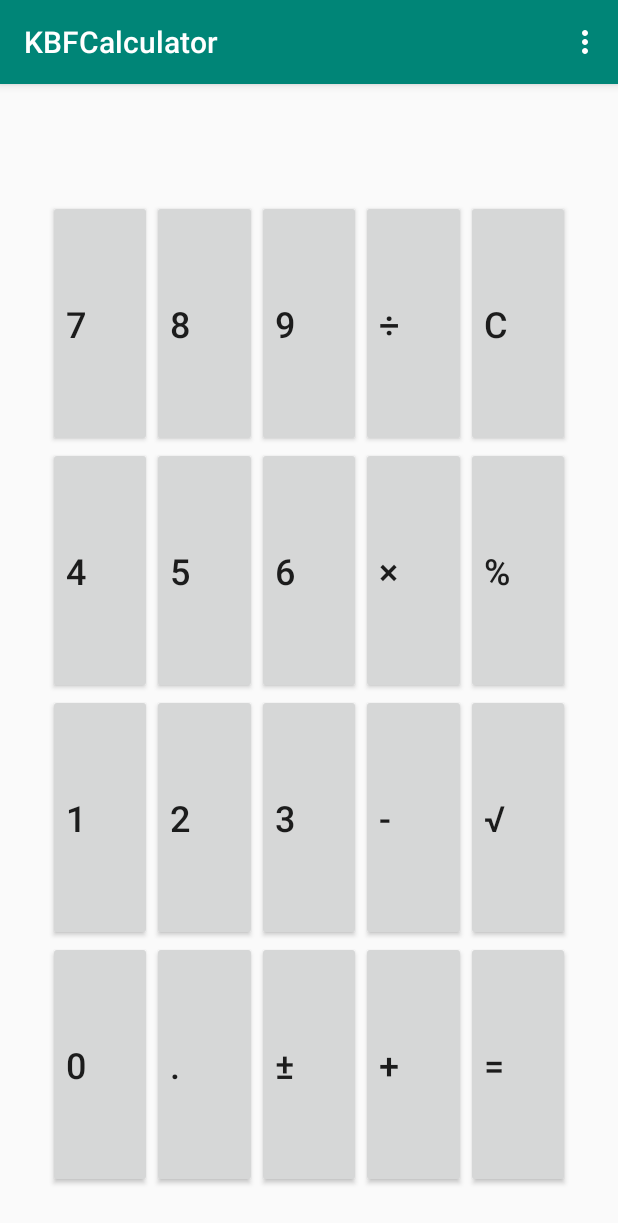
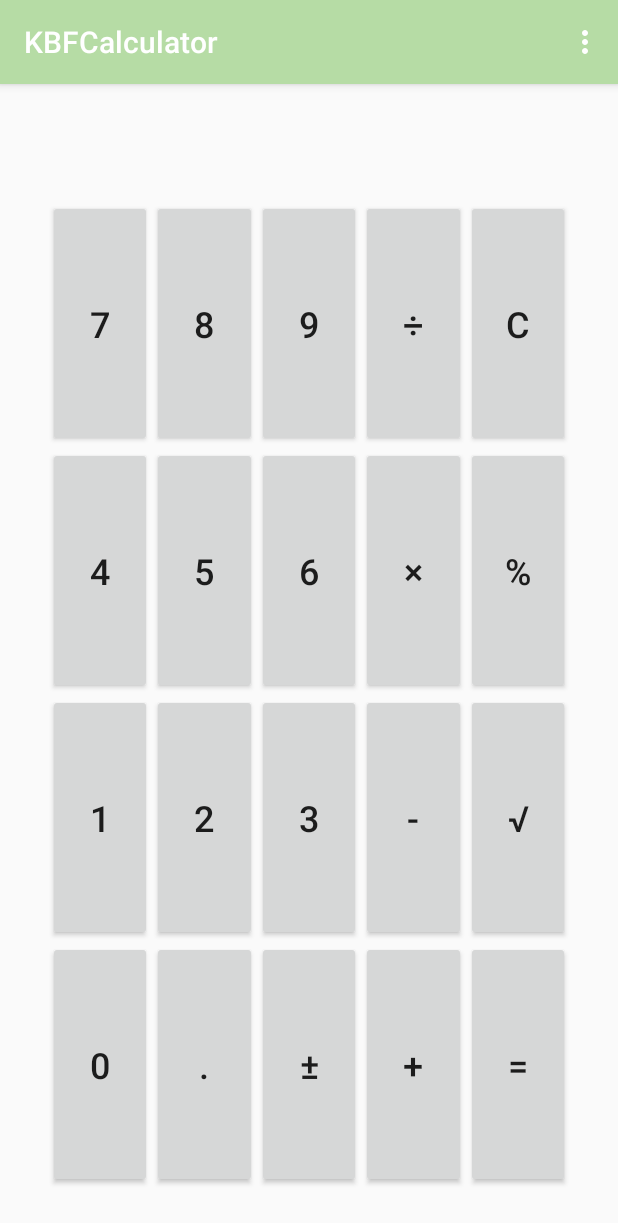
Before and after one commit to KBF1973/Calculator, an Android app: the screen it shows after launch (MainActivity), on a phone screen of 412 x 824 dp. Shown: the top 1223 px of the screen. Run offline under Robolectric (Android 15) with nearby library versions, the phone set to English and light mode, and no system bars.

Commit message:
commit 3 - need to resize landscape view

```diff
--- a/app/src/main/res/layout/content_main.xml
+++ b/app/src/main/res/layout/content_main.xml
@@ -44,7 +44,7 @@
         android:layout_marginTop="8dp"
         android:layout_marginEnd="8dp"
         android:layout_marginBottom="8dp"
-        android:gravity="right|end"
+        android:gravity="fill"
         android:importantForAutofill="no"
         android:inputType=""
         android:textAlignment="textEnd"
@@ -61,8 +61,9 @@
         android:id="@+id/btn7"
         android:layout_width="0dp"
         android:layout_height="0dp"
-        android:gravity="center|fill_horizontal"
+        android:gravity="fill"
         android:text="@string/_7"
+        android:textAlignment="center"
         android:textSize="24sp"
         app:layout_constraintBottom_toTopOf="@+id/btn4"
         app:layout_constraintEnd_toStartOf="@+id/btn8"
@@ -74,8 +75,9 @@
         android:id="@+id/btn8"
         android:layout_width="0dp"
         android:layout_height="0dp"
-        android:gravity="center|fill_horizontal"
+        android:gravity="fill"
         android:text="@string/_8"
+        android:textAlignment="center"
         android:textSize="24sp"
         app:layout_constraintBottom_toTopOf="@+id/btn5"
         app:layout_constraintEnd_toStartOf="@+id/btn9"
@@ -87,8 +89,9 @@
         android:id="@+id/btn9"
         android:layout_width="0dp"
         android:layout_height="0dp"
-        android:gravity="center|fill_horizontal"
+        android:gravity="fill"
         android:text="@string/_9"
+        android:textAlignment="center"
         android:textSize="24sp"
         app:layout_constraintBottom_toTopOf="@+id/btn6"
         app:layout_constraintEnd_toStartOf="@+id/btnDivision"
@@ -100,8 +103,9 @@
         android:id="@+id/btnDivision"
         android:layout_width="0dp"
         android:layout_height="0dp"
-        android:gravity="center|fill_horizontal"
+        android:gravity="fill"
         android:text="@string/btn_division"
+        android:textAlignment="center"
         android:textSize="24sp"
         app:layout_constraintBottom_toTopOf="@+id/btnMultiplication"
         app:layout_constraintEnd_toStartOf="@+id/btnClear"
@@ -113,8 +117,9 @@
         android:id="@+id/btnClear"
         android:layout_width="0dp"
         android:layout_height="0dp"
-        android:gravity="center|fill_horizontal"
+        android:gravity="fill"
         android:text="@string/c"
+        android:textAlignment="center"
         android:textSize="24sp"
         app:layout_constraintBottom_toTopOf="@+id/btnPercent"
         app:layout_constraintEnd_toStartOf="@+id/guideline2"
@@ -126,12 +131,14 @@
         android:id="@+id/btn4"
         android:layout_width="0dp"
         android:layout_height="0dp"
-        android:gravity="center|fill_horizontal"
+        android:gravity="fill"
         android:text="@string/_4"
+        android:textAlignment="center"
         android:textSize="24sp"
         app:layout_constraintBottom_toTopOf="@+id/btn1"
         app:layout_constraintEnd_toStartOf="@+id/btn5"
         app:layout_constraintHorizontal_bias="0.5"
+        app:layout_constraintHorizontal_chainStyle="spread_inside"
         app:layout_constraintStart_toEndOf="@+id/guideline"
         app:layout_constraintTop_toBottomOf="@+id/btn7" />
 
@@ -139,8 +146,9 @@
         android:id="@+id/btn5"
         android:layout_width="0dp"
         android:layout_height="0dp"
-        android:gravity="center|fill_horizontal"
+        android:gravity="fill"
         android:text="@string/_5"
+        android:textAlignment="center"
         android:textSize="24sp"
         app:layout_constraintBottom_toTopOf="@+id/btn2"
         app:layout_constraintEnd_toStartOf="@+id/btn9"
@@ -152,8 +160,9 @@
         android:id="@+id/btn6"
         android:layout_width="0dp"
         android:layout_height="0dp"
-        android:gravity="center|fill_horizontal"
+        android:gravity="fill"
         android:text="@string/_6"
+        android:textAlignment="center"
         android:textSize="24sp"
         app:layout_constraintBottom_toTopOf="@+id/btn3"
         app:layout_constraintEnd_toStartOf="@+id/btnDivision"
@@ -165,8 +174,9 @@
         android:id="@+id/btnMultiplication"
         android:layout_width="0dp"
         android:layout_height="0dp"
-        android:gravity="center|fill_horizontal"
+        android:gravity="fill"
         android:text="@string/btn_multiplication"
+        android:textAlignment="center"
         android:textSize="24sp"
         app:layout_constraintBottom_toTopOf="@+id/btnSubtraction"
         app:layout_constraintEnd_toStartOf="@+id/btnPercent"
@@ -178,8 +188,9 @@
         android:id="@+id/btnPercent"
         android:layout_width="0dp"
         android:layout_height="0dp"
-        android:gravity="center|fill_horizontal"
+        android:gravity="fill"
         android:text="@string/_percent"
+        android:textAlignment="center"
         android:textSize="24sp"
         app:layout_constraintBottom_toTopOf="@+id/btnSquare"
         app:layout_constraintEnd_toStartOf="@+id/guideline2"
@@ -191,12 +202,14 @@
         android:id="@+id/btn1"
         android:layout_width="0dp"
         android:layout_height="0dp"
-        android:gravity="center|fill_horizontal"
+        android:gravity="fill"
         android:text="@string/_1"
+        android:textAlignment="center"
         android:textSize="24sp"
         app:layout_constraintBottom_toTopOf="@+id/btn0"
         app:layout_constraintEnd_toStartOf="@+id/btn2"
         app:layout_constraintHorizontal_bias="0.5"
+        app:layout_constraintHorizontal_chainStyle="spread_inside"
         app:layout_constraintStart_toEndOf="@+id/guideline"
         app:layout_constraintTop_toBottomOf="@+id/btn4" />
 
@@ -204,8 +217,9 @@
         android:id="@+id/btn2"
         android:layout_width="0dp"
         android:layout_height="0dp"
-        android:gravity="center|fill_horizontal"
+        android:gravity="fill"
         android:text="@string/_2"
+        android:textAlignment="center"
         android:textSize="24sp"
         app:layout_constraintBottom_toTopOf="@+id/btnDecimal"
         app:layout_constraintEnd_toStartOf="@+id/btn3"
@@ -217,8 +231,9 @@
         android:id="@+id/btn3"
         android:layout_width="0dp"
         android:layout_height="0dp"
-        android:gravity="center|fill_horizontal"
+        android:gravity="fill"
         android:text="@string/_3"
+        android:textAlignment="center"
         android:textSize="24sp"
         app:layout_constraintBottom_toTopOf="@+id/btnSigned"
         app:layout_constraintEnd_toStartOf="@+id/btnSubtraction"
@@ -230,8 +245,9 @@
         android:id="@+id/btnSubtraction"
         android:layout_width="0dp"
         android:layout_height="0dp"
-        android:gravity="center|fill_horizontal"
+        android:gravity="fill"
         android:text="@string/_minus"
+        android:textAlignment="center"
         android:textSize="24sp"
         app:layout_constraintBottom_toTopOf="@+id/btnAddition"
         app:layout_constraintEnd_toStartOf="@+id/btnSquare"
@@ -243,8 +259,9 @@
         android:id="@+id/btnSquare"
         android:layout_width="0dp"
         android:layout_height="0dp"
-        android:gravity="center|fill_horizontal"
+        android:gravity="fill"
         android:text="@string/btn_squared"
+        android:textAlignment="center"
         android:textSize="24sp"
         app:layout_constraintBottom_toTopOf="@+id/btnEquals"
         app:layout_constraintEnd_toStartOf="@+id/guideline2"
@@ -256,8 +273,9 @@
         android:id="@+id/btn0"
         android:layout_width="0dp"
         android:layout_height="0dp"
-        android:gravity="center|fill_horizontal"
+        android:gravity="fill"
         android:text="@string/_0"
+        android:textAlignment="center"
         android:textSize="24sp"
         app:layout_constraintBottom_toTopOf="@+id/guideline4"
         app:layout_constraintEnd_toStartOf="@+id/btnDecimal"
@@ -269,8 +287,9 @@
         android:id="@+id/btnDecimal"
         android:layout_width="0dp"
         android:layout_height="0dp"
-        android:gravity="center|fill_horizontal"
+        android:gravity="fill"
         android:text="@string/_decimal"
+        android:textAlignment="center"
         android:textSize="24sp"
         app:layout_constraintBottom_toTopOf="@+id/guideline4"
         app:layout_constraintEnd_toStartOf="@+id/btnSigned"
@@ -282,8 +301,9 @@
         android:id="@+id/btnSigned"
         android:layout_width="0dp"
         android:layout_height="0dp"
-        android:gravity="center|fill_horizontal"
+        android:gravity="fill"
         android:text="@string/btn_signed"
+        android:textAlignment="center"
         android:textSize="24sp"
         app:layout_constraintBottom_toTopOf="@+id/guideline4"
         app:layout_constraintEnd_toStartOf="@+id/btnAddition"
@@ -295,8 +315,9 @@
         android:id="@+id/btnAddition"
         android:layout_width="0dp"
         android:layout_height="0dp"
-        android:gravity="center|fill_horizontal"
+        android:gravity="fill"
         android:text="@string/_plus"
+        android:textAlignment="center"
         android:textSize="24sp"
         app:layout_constraintBottom_toTopOf="@+id/guideline4"
         app:layout_constraintEnd_toStartOf="@+id/btnEquals"
@@ -308,8 +329,9 @@
         android:id="@+id/btnEquals"
         android:layout_width="0dp"
         android:layout_height="0dp"
-        android:gravity="center|fill_horizontal"
+        android:gravity="fill"
         android:text="@string/_equals"
+        android:textAlignment="center"
         android:textSize="24sp"
         app:layout_constraintBottom_toTopOf="@+id/guideline4"
         app:layout_constraintEnd_toStartOf="@+id/guideline2"
--- a/app/src/main/res/values/colors.xml
+++ b/app/src/main/res/values/colors.xml
@@ -1,6 +1,6 @@
 <?xml version="1.0" encoding="utf-8"?>
 <resources>
-    <color name="colorPrimary">#008577</color>
+    <color name="colorPrimary">#B6DCA5</color>
     <color name="colorPrimaryDark">#00574B</color>
-    <color name="colorAccent">#D81B60</color>
+    <color name="colorAccent">#A8E19C</color>
 </resources>
```
Also changed, not shown: app/src/main/java/com/example/jsu/calculator/MainActivity.java (+42 -23 lines).
